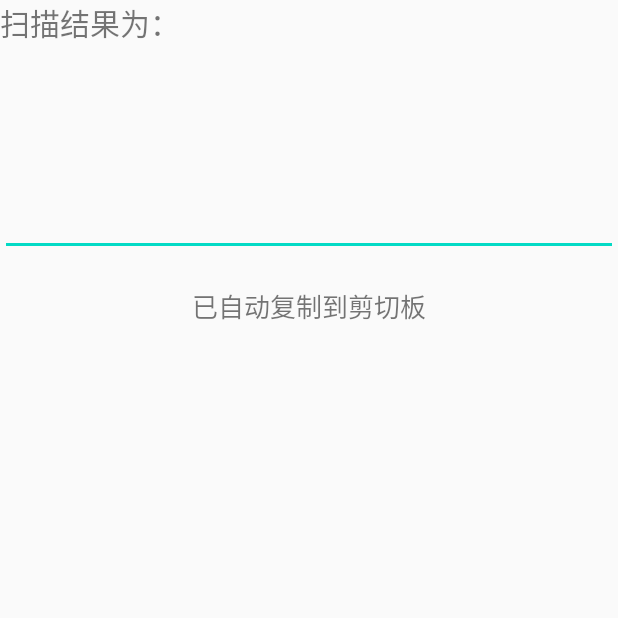
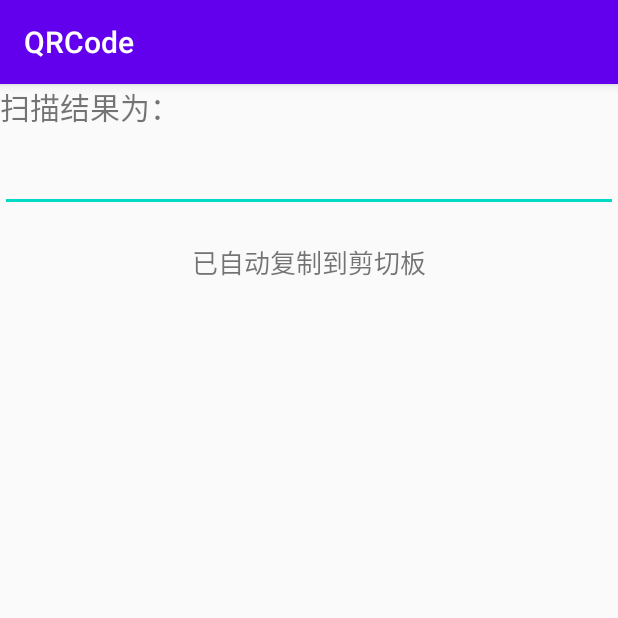
Before and after one commit to jianboy/QRCode, an Android app: the ResultActivity screen opened directly, with no data from a screen before it, on a phone screen of 412 x 824 dp, the top half of it. Run offline under Robolectric (Android 15) with nearby library versions, the phone set to English and light mode, and no system bars; 3 statements that could not run were skipped.

Commit message:
格式化代码

```diff
--- a/app/build.gradle
+++ b/app/build.gradle
@@ -18,7 +18,7 @@ android {
 
     defaultConfig {
         versionCode 13
-        versionName "1.13"
+        versionName "1.23"
         applicationId "me.yoqi.qrcode"
         minSdkVersion 14
         targetSdkVersion 29
@@ -35,9 +35,5 @@ android {
 
 dependencies {
     implementation fileTree(dir: 'libs', include: ['*.jar'])
-//    implementation 'com.android.support:appcompat-v7:21.0.3'
-//    implementation 'com.android.support:appcompat-v7:28.0.0'
     implementation 'androidx.appcompat:appcompat:1.2.0'
-//    implementation 'com.android.support.constraint:constraint-layout:1.1.3'
-//    implementation files('libs/zxing.jar')
 }
--- a/app/src/main/java/me/yoqi/qrcode/ResultActivity.java
+++ b/app/src/main/java/me/yoqi/qrcode/ResultActivity.java
@@ -1,7 +1,6 @@
 package me.yoqi.qrcode;
 
 import android.annotation.SuppressLint;
-import android.app.Activity;
 import android.content.ClipData;
 import android.content.ClipboardManager;
 import android.content.Intent;
@@ -11,9 +10,11 @@ import android.view.View;
 import android.widget.Button;
 import android.widget.EditText;
 
+import androidx.appcompat.app.AppCompatActivity;
+
 import me.yoqi.qrcode.utils.StringUtils;
 
-public class ResultActivity extends Activity {
+public class ResultActivity extends AppCompatActivity {
 
     private EditText et_result;
     private Button btn_url;
@@ -42,8 +43,8 @@ public class ResultActivity extends Activity {
     }
 
     private void initView() {
-        et_result = (EditText) findViewById(R.id.et_result);
-        btn_url = (Button) findViewById(R.id.btn_url);
+        et_result = findViewById(R.id.et_result);
+        btn_url = findViewById(R.id.btn_url);
         btn_url.setOnClickListener(new View.OnClickListener() {
             @Override
             public void onClick(View v) {
--- a/app/src/main/java/me/yoqi/qrcode/utils/StringUtils.java
+++ b/app/src/main/java/me/yoqi/qrcode/utils/StringUtils.java
@@ -13,7 +13,7 @@ public class StringUtils {
      */
     public static boolean isHttpUrl(String urls) {
         boolean isurl = false;
-        if (urls.startsWith("http://") || urls.startsWith("https://")){
+        if (urls.startsWith("http://") || urls.startsWith("https://")) {
             return true;
         }
         String regex = "(((https|http)?://)?([a-z0-9]+[.])|(www.))"
--- a/app/src/main/res/layout/activity_result.xml
+++ b/app/src/main/res/layout/activity_result.xml
@@ -3,20 +3,22 @@
     android:id="@+id/ll_result"
     android:layout_width="match_parent"
     android:layout_height="match_parent"
-    android:orientation="vertical" >
+    android:orientation="vertical">
 
     <TextView
         android:layout_width="match_parent"
         android:layout_height="wrap_content"
         android:layout_marginBottom="10dp"
-        android:textSize="20dp"
-        android:text="@string/scan_result" />
+        android:text="@string/scan_result"
+        android:textSize="20sp" />
 
     <EditText
         android:id="@+id/et_result"
         android:layout_width="match_parent"
         android:layout_height="wrap_content"
         android:layout_marginBottom="10dp"
+        android:autofillHints="@string/app_name"
+        android:inputType="text"
         android:minLines="5" />
 
     <Button
@@ -29,8 +31,8 @@
     <TextView
         android:layout_width="match_parent"
         android:layout_height="wrap_content"
+        android:gravity="center"
         android:paddingTop="10dp"
-        android:gravity="center"
         android:text="@string/auto_copy"
         android:textSize="17sp" />
 
```
Also changed, not shown: app/src/main/AndroidManifest.xml (+0 -7 lines), app/src/main/java/me/yoqi/qrcode/CaptureActivity.java (+10 -14 lines), app/src/main/java/me/yoqi/qrcode/Config.java (+16 -7 lines), app/src/main/res/layout/activity_main.xml (deleted, +0 -16 lines).
